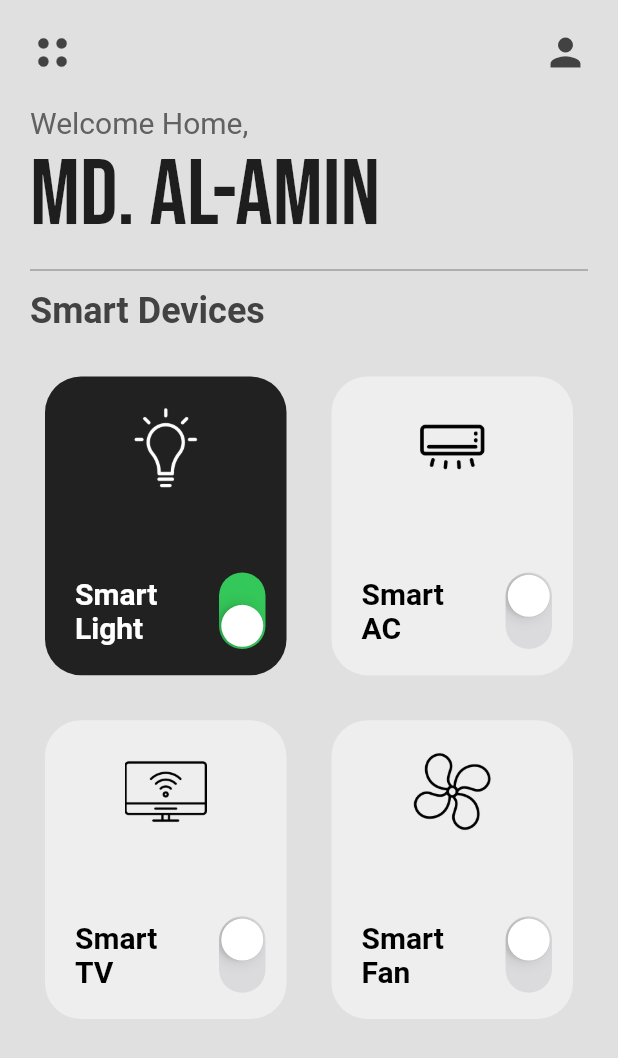
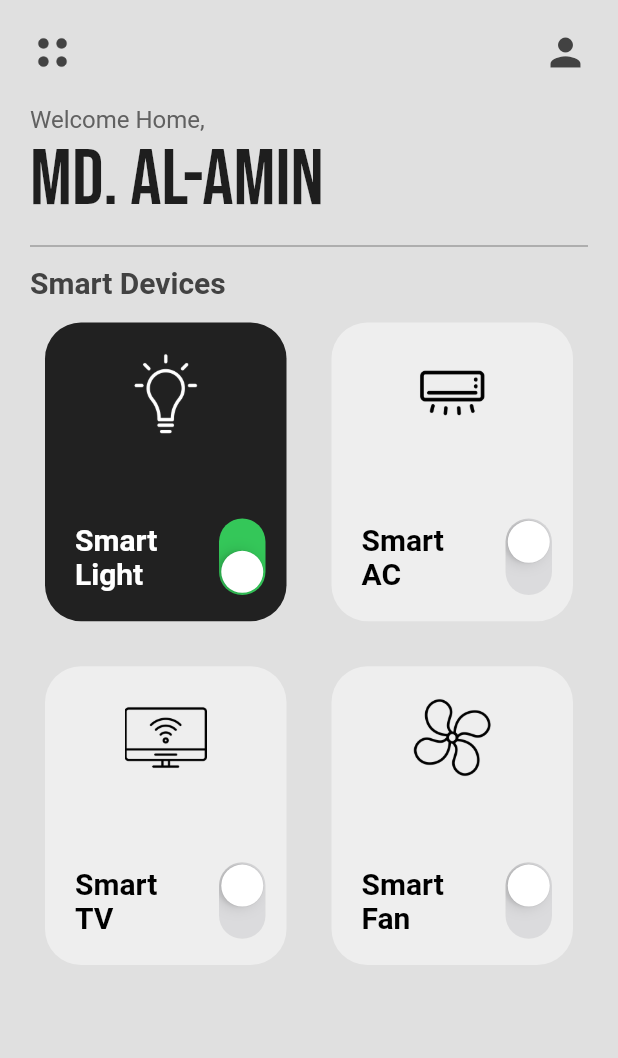
Before and after one commit to CPAD-Gazipur/Smart-Home-UI, a Flutter app: the screen it shows after launch, on a phone screen of 412 x 824 dp. Shown: the top 1058 px of the screen. Run offline on Flutter 3.47's test engine with Material 2 defaults, Android fonts, the phone set to English and light mode, and no system bars; our stand-ins replace google_fonts.

Commit message:
Smart Home UI: ANIMATION ADDED ON BUTTON CLICK.

```diff
--- a/lib/views/home_screen.dart
+++ b/lib/views/home_screen.dart
@@ -52,14 +52,14 @@ class _HomeScreenState extends State<HomeScreen> {
                   Text(
                     'Welcome Home,',
                     style: TextStyle(
-                      fontSize: 20,
+                      fontSize: 16,
                       color: Colors.grey[700],
                     ),
                   ),
                   Text(
                     'MD. AL-AMIN',
                     style: GoogleFonts.bebasNeue(
-                      fontSize: 62,
+                      fontSize: 52,
                     ),
                   ),
                 ],
@@ -83,7 +83,7 @@ class _HomeScreenState extends State<HomeScreen> {
               child: Text(
                 'Smart Devices',
                 style: TextStyle(
-                  fontSize: 24,
+                  fontSize: 20,
                   fontWeight: FontWeight.bold,
                   color: Colors.grey[800],
                 ),
@@ -93,7 +93,10 @@ class _HomeScreenState extends State<HomeScreen> {
               child: GridView.builder(
                 itemCount: AppData.smartDevices.length,
                 physics: const NeverScrollableScrollPhysics(),
-                padding: const EdgeInsets.all(15),
+                padding: const EdgeInsets.only(
+                  left: 15,
+                  right: 15,
+                ),
                 gridDelegate: const SliverGridDelegateWithFixedCrossAxisCount(
                   crossAxisCount: 2,
                   childAspectRatio: 1 / 1.2,
--- a/lib/widgets/smart_device_box_widget.dart
+++ b/lib/widgets/smart_device_box_widget.dart
@@ -22,10 +22,20 @@ class SmartDeviceBoxWidget extends StatelessWidget {
   Widget build(BuildContext context) {
     return Padding(
       padding: const EdgeInsets.all(15.0),
-      child: Container(
+      child: AnimatedContainer(
+        duration: const Duration(milliseconds: 500),
+        curve: Curves.easeInOut,
         decoration: BoxDecoration(
           color: isPowerOn ? Colors.grey[900] : Colors.grey[200],
           borderRadius: BorderRadius.circular(24),
+          /*boxShadow: [
+            BoxShadow(
+              color: isPowerOn ? Colors.white : Colors.grey.withOpacity(0.2),
+              blurRadius: 2,
+              spreadRadius: 2,
+              offset: const Offset(0, 0),
+            )
+          ],*/
         ),
         padding: const EdgeInsets.symmetric(
           vertical: AppConstant.verticalPadding,
```
